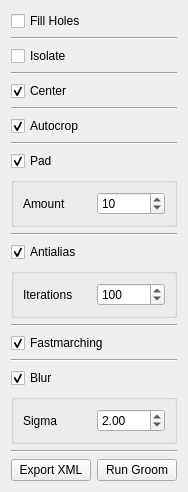
Above: src/Groom/GroomTool.ui from SCIInstitute/ShapeWorks before the change. Below: the same form after it.
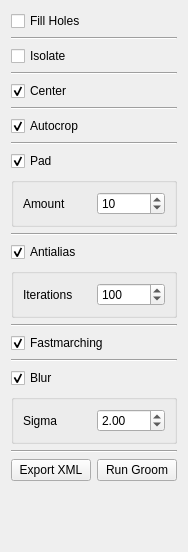
That is the form after the change.

Diff of the .ui file:
```diff
--- a/src/Groom/GroomTool.ui
+++ b/src/Groom/GroomTool.ui
@@ -6,8 +6,8 @@
    <rect>
     <x>0</x>
     <y>0</y>
-    <width>176</width>
-    <height>439</height>
+    <width>186</width>
+    <height>552</height>
    </rect>
   </property>
   <property name="windowTitle">
```
Left out of the diff: 19 changed lines with no effect on the pictures.
